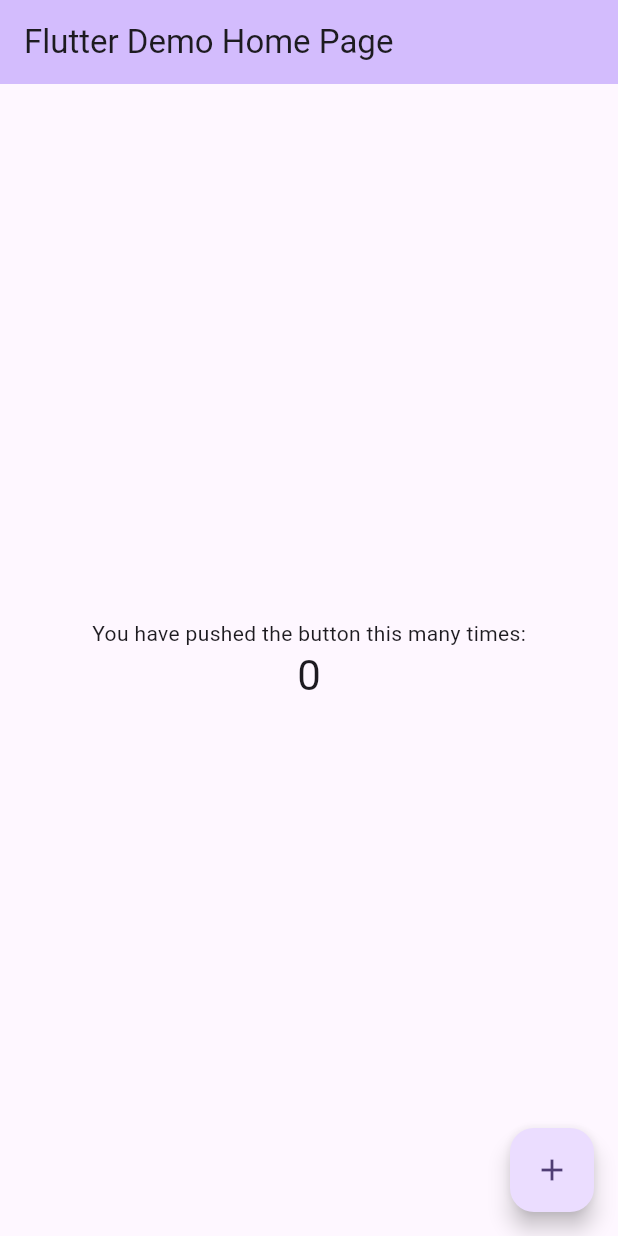
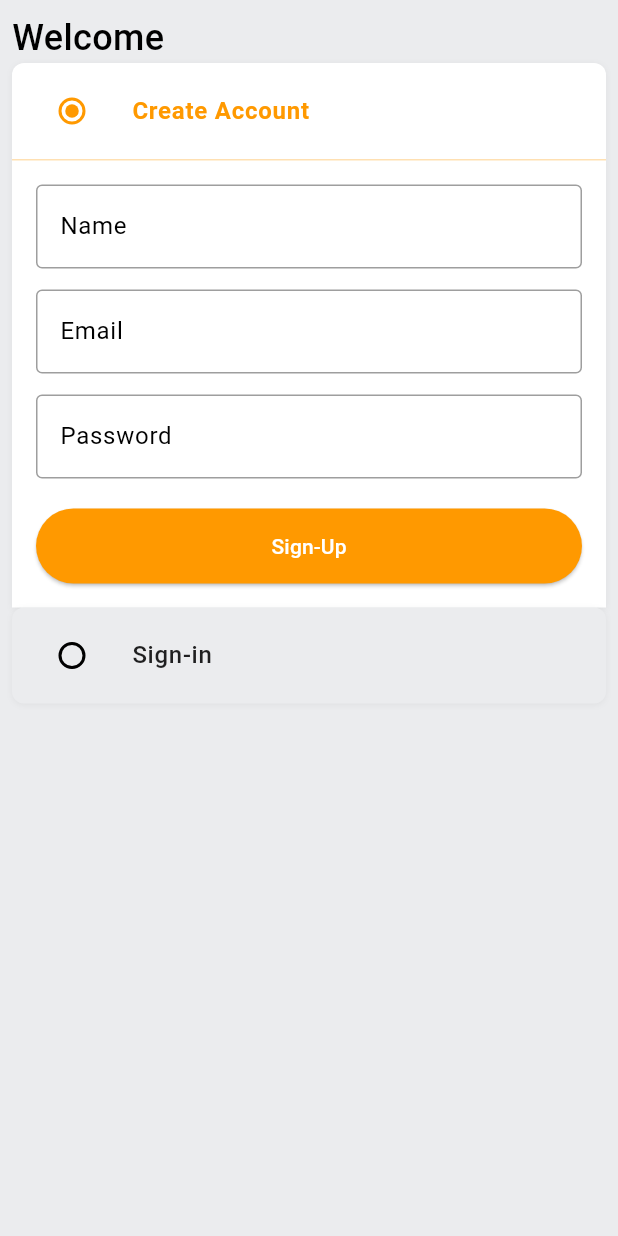
Before and after one commit to Amogh050/FlutterAmazon, a Flutter app: the screen it shows after launch, on a phone screen of 412 x 824 dp. Run offline on Flutter 3.47's test engine with Material 3 defaults, Android fonts, the light colour scheme and no system bars.

Commit message:
initialised backend and data models

```diff
--- /dev/null
+++ b/lib/common/widgets/custom_button.dart
@@ -0,0 +1,18 @@
+import 'package:flutter/material.dart';
+
+class CustomButton extends StatelessWidget {
+  final String text;
+  final VoidCallback onTap;
+  const CustomButton({super.key, required this.text, required this.onTap});
+
+  @override
+  Widget build(BuildContext context) {
+    return ElevatedButton(
+      onPressed: onTap,
+      style: ElevatedButton.styleFrom(
+        minimumSize: const Size(double.infinity, 50),
+      ),
+      child: Text(text),
+    );
+  }
+}
--- /dev/null
+++ b/lib/common/widgets/custom_textfield.dart
@@ -0,0 +1,24 @@
+import 'package:flutter/material.dart';
+
+class CustomTextfield extends StatelessWidget {
+  final TextEditingController controller;
+  final String hintText;
+  const CustomTextfield({super.key, required this.controller, required this.hintText});
+
+  @override
+  Widget build(BuildContext context) {
+    return TextFormField(
+      controller: controller,
+      decoration: InputDecoration(
+        hintText: hintText,
+        border: const OutlineInputBorder(
+          borderSide: BorderSide(color: Colors.black38),
+        ),
+        enabledBorder: const OutlineInputBorder(
+          borderSide: BorderSide(color: Colors.black38),
+        ),
+      ),
+      validator: (value) {},
+    );
+  }
+}
--- /dev/null
+++ b/lib/constants/global_variables.dart
@@ -0,0 +1,53 @@
+import 'package:flutter/material.dart';
+
+//! IP address added
+String uri = 'http://192.168.137.1:3000';
+
+class GlobalVariables {
+  // COLORS
+  static const appBarGradient = LinearGradient(
+    colors: [
+      Color.fromARGB(255, 29, 201, 192),
+      Color.fromARGB(255, 125, 221, 216),
+    ],
+    stops: [0.5, 1.0],
+  );
+
+  static const secondaryColor = Color.fromRGBO(255, 153, 0, 1);
+  static const backgroundColor = Colors.white;
+  static const Color greyBackgroundCOlor = Color(0xffebecee);
+  static var selectedNavBarColor = Colors.cyan[800]!;
+  static const unselectedNavBarColor = Colors.black87;
+
+  // STATIC IMAGES
+  static const List<String> carouselImages = [
+    'https://images-eu.ssl-images-amazon.com/images/G/31/img21/Wireless/WLA/TS/D37847648_Accessories_savingdays_Jan22_Cat_PC_1500.jpg',
+    'https://images-eu.ssl-images-amazon.com/images/G/31/img2021/Vday/bwl/English.jpg',
+    'https://images-eu.ssl-images-amazon.com/images/G/31/img22/Wireless/AdvantagePrime/BAU/14thJan/D37196025_IN_WL_AdvantageJustforPrime_Jan_Mob_ingress-banner_1242x450.jpg',
+    'https://images-na.ssl-images-amazon.com/images/G/31/Symbol/2020/00NEW/1242_450Banners/PL31_copy._CB432483346_.jpg',
+    'https://images-na.ssl-images-amazon.com/images/G/31/img21/shoes/September/SSW/pc-header._CB641971330_.jpg',
+  ];
+
+  static const List<Map<String, String>> categoryImages = [
+    {
+      'title': 'Mobiles',
+      'image': 'assets/images/mobiles.jpeg',
+    },
+    {
+      'title': 'Essentials',
+      'image': 'assets/images/essentials.jpeg',
+    },
+    {
+      'title': 'Appliances',
+      'image': 'assets/images/appliances.jpeg',
+    },
+    {
+      'title': 'Books',
+      'image': 'assets/images/books.jpeg',
+    },
+    {
+      'title': 'Fashion',
+      'image': 'assets/images/fashion.jpeg',
+    },
+  ];
+}
--- /dev/null
+++ b/lib/features/auth/screens/auth_screen.dart
@@ -0,0 +1,253 @@
+import 'package:flutter/material.dart';
+import 'package:flutter_amazon/common/widgets/custom_button.dart';
+import 'package:flutter_amazon/common/widgets/custom_textfield.dart';
+import 'package:flutter_amazon/constants/global_variables.dart';
+
+enum Auth { signin, signup }
+
+class AuthScreen extends StatefulWidget {
+  static const String routeName = '/auth-screen';
+  const AuthScreen({super.key});
+
+  @override
+  State<AuthScreen> createState() => _AuthScreenState();
+}
+
+class _AuthScreenState extends State<AuthScreen> {
+  Auth _auth = Auth.signup;
+  final _signUpFormKey = GlobalKey<FormState>();
+  final _signInFormKey = GlobalKey<FormState>();
+
+  final TextEditingController _emailController = TextEditingController();
+  final TextEditingController _passwordController = TextEditingController();
+  final TextEditingController _nameController = TextEditingController();
+
+  @override
+  void dispose() {
+    super.dispose();
+    _emailController.dispose();
+    _passwordController.dispose();
+    _nameController.dispose();
+  }
+
+  @override
+  Widget build(BuildContext context) {
+    return Scaffold(
+      backgroundColor: GlobalVariables.greyBackgroundCOlor,
+      // appBar: AppBar(title: const Text("Welcome", style: TextStyle(fontSize: 24),)),
+      body: SafeArea(
+        child: Padding(
+          padding: const EdgeInsets.all(8.0),
+          child: Column(
+            crossAxisAlignment: CrossAxisAlignment.start,
+            children: [
+              const Text(
+                "Welcome",
+                style: TextStyle(fontSize: 24, fontWeight: FontWeight.w500),
+              ),
+              // RadioMenuButton(
+              //   value: context,
+              //   groupValue: context,
+              //   onChanged: (value) => changeValue,
+              //   child: const Text("Create Account"),
+              // ),
+              Container(
+                margin: EdgeInsets.only(bottom: _auth == Auth.signup ? 0 : 8),
+                decoration: BoxDecoration(
+                  color:
+                      _auth == Auth.signup
+                          ? GlobalVariables.backgroundColor
+                          : GlobalVariables.greyBackgroundCOlor,
+                  borderRadius: BorderRadius.only(
+                    topLeft: const Radius.circular(8),
+                    topRight: const Radius.circular(8),
+                    bottomLeft: Radius.circular(_auth == Auth.signup ? 0 : 8),
+                    bottomRight: Radius.circular(_auth == Auth.signup ? 0 : 8),
+                  ),
+                  boxShadow: [
+                    BoxShadow(
+                      color: Colors.black.withOpacity(0.05),
+                      blurRadius: 3,
+                      offset: const Offset(0, 1),
+                    ),
+                  ],
+                ),
+                child: Column(
+                  children: [
+                    ListTile(
+                      contentPadding: const EdgeInsets.symmetric(
+                        horizontal: 16,
+                        vertical: 4,
+                      ),
+                      title: Text(
+                        "Create Account",
+                        style: TextStyle(
+                          fontSize: 16,
+                          fontWeight:
+                              _auth == Auth.signup
+                                  ? FontWeight.w600
+                                  : FontWeight.w500,
+                          color:
+                              _auth == Auth.signup
+                                  ? GlobalVariables.secondaryColor
+                                  : Colors.black87,
+                        ),
+                      ),
+                      leading: Radio(
+                        activeColor: GlobalVariables.secondaryColor,
+                        value: Auth.signup,
+                        groupValue: _auth,
+                        onChanged: (Auth? val) {
+                          setState(() {
+                            _auth = val!;
+                          });
+                        },
+                      ),
+                    ),
+                    if (_auth == Auth.signup)
+                      Container(
+                        padding: const EdgeInsets.all(16),
+                        decoration: BoxDecoration(
+                          color: GlobalVariables.backgroundColor,
+                          borderRadius: const BorderRadius.only(
+                            bottomLeft: Radius.circular(8),
+                            bottomRight: Radius.circular(8),
+                          ),
+                          border: Border(
+                            top: BorderSide(
+                              color: GlobalVariables.secondaryColor.withOpacity(
+                                0.3,
+                              ),
+                              width: 1,
+                            ),
+                          ),
+                        ),
+                        child: Form(
+                          key: _signUpFormKey,
+                          child: Column(
+                            crossAxisAlignment: CrossAxisAlignment.stretch,
+                            children: [
+                              CustomTextfield(
+                                controller: _nameController,
+                                hintText: "Name",
+                              ),
+                              const SizedBox(height: 14),
+                              CustomTextfield(
+                                controller: _emailController,
+                                hintText: "Email",
+                              ),
+                              const SizedBox(height: 14),
+                              CustomTextfield(
+                                controller: _passwordController,
+                                hintText: "Password",
+                              ),
+                              const SizedBox(height: 20),
+                              CustomButton(text: "Sign-Up", onTap: () {}),
+                            ],
+                          ),
+                        ),
+                      ),
+                  ],
+                ),
+              ),
+              Container(
+                margin: EdgeInsets.only(bottom: _auth == Auth.signin ? 0 : 8),
+                decoration: BoxDecoration(
+                  color:
+                      _auth == Auth.signin
+                          ? GlobalVariables.backgroundColor
+                          : GlobalVariables.greyBackgroundCOlor,
+                  borderRadius: BorderRadius.only(
+                    topLeft: const Radius.circular(8),
+                    topRight: const Radius.circular(8),
+                    bottomLeft: Radius.circular(_auth == Auth.signin ? 0 : 8),
+                    bottomRight: Radius.circular(_auth == Auth.signin ? 0 : 8),
+                  ),
+                  boxShadow: [
+                    BoxShadow(
+                      color: Colors.black.withOpacity(0.05),
+                      blurRadius: 3,
+                      offset: const Offset(0, 1),
+                    ),
+                  ],
+                ),
+                child: Column(
+                  children: [
+                    ListTile(
+                      contentPadding: const EdgeInsets.symmetric(
+                        horizontal: 16,
+                        vertical: 4,
+                      ),
+                      title: Text(
+                        "Sign-in",
+                        style: TextStyle(
+                          fontSize: 16,
+                          fontWeight:
+                              _auth == Auth.signin
+                                  ? FontWeight.w600
+                                  : FontWeight.w500,
+                          color:
+                              _auth == Auth.signin
+                                  ? GlobalVariables.secondaryColor
+                                  : Colors.black87,
+                        ),
+                      ),
+                      leading: Radio(
+                        activeColor: GlobalVariables.secondaryColor,
+                        value: Auth.signin,
+                        groupValue: _auth,
+                        onChanged: (Auth? val) {
+                          setState(() {
+                            _auth = val!;
+                          });
+                        },
+                      ),
+                    ),
+                    if (_auth == Auth.signin)
+                      Container(
+                        padding: const EdgeInsets.all(16),
+                        decoration: BoxDecoration(
+                          color: GlobalVariables.backgroundColor,
+                          borderRadius: const BorderRadius.only(
+                            bottomLeft: Radius.circular(8),
+                            bottomRight: Radius.circular(8),
+                          ),
+                          border: Border(
+                            top: BorderSide(
+                              color: GlobalVariables.secondaryColor.withOpacity(
+                                0.3,
+                              ),
+                              width: 1,
+                            ),
+                          ),
+                        ),
+                        child: Form(
+                          key: _signUpFormKey,
+                          child: Column(
+                            crossAxisAlignment: CrossAxisAlignment.stretch,
+                            children: [
+                              CustomTextfield(
+                                controller: _emailController,
+                                hintText: "Email",
+                              ),
+                              const SizedBox(height: 14),
+                              CustomTextfield(
+                                controller: _passwordController,
+                                hintText: "Password",
+                              ),
+                              const SizedBox(height: 20),
+                              CustomButton(text: "Sign-In", onTap: () {}),
+                            ],
+                          ),
+                        ),
+                      ),
+                  ],
+                ),
+              ),
+            ],
+          ),
+        ),
+      ),
+    );
+  }
+}
--- /dev/null
+++ b/lib/features/auth/services/auth_service.dart
@@ -0,0 +1,32 @@
+import 'package:flutter_amazon/constants/global_variables.dart';
+import 'package:flutter_amazon/models/user.dart';
+import 'package:http/http.dart' as http;
+
+class AuthService {
+  //signup user
+  void signUpUser({
+    required String email,
+    required String password,
+    required String name,
+  }) async {
+    try {
+      User user = User(
+        id: "",
+        name: name,
+        email: email,
+        password: password,
+        address: "",
+        type: "",
+        token: "",
+      );
+
+      http.Response res = await http.post(
+        Uri.parse('$uri/api/signup'),
+        body: user.toJson(),
+        headers: <String, String>{
+          'Content-Type': 'application/json; cahrset=UTF-8',
+        },
+      );
+    } catch (e) {}
+  }
+}
--- a/lib/main.dart
+++ b/lib/main.dart
@@ -1,4 +1,8 @@
 import 'package:flutter/material.dart';
+import 'package:flutter_amazon/constants/global_variables.dart';
+import 'package:flutter_amazon/features/auth/screens/auth_screen.dart';
+import 'package:flutter_amazon/home_screen.dart';
+import 'package:flutter_amazon/router.dart';
 
 void main() {
   runApp(const MyApp());
@@ -7,116 +11,29 @@ void main() {
 class MyApp extends StatelessWidget {
   const MyApp({super.key});
 
-  // This widget is the root of your application.
   @override
   Widget build(BuildContext context) {
     return MaterialApp(
-      title: 'Flutter Demo',
+      debugShowCheckedModeBanner: false,
+      title: "Amazon",
       theme: ThemeData(
-        // This is the theme of your application.
-        //
-        // TRY THIS: Try running your application with "flutter run". You'll see
-        // the application has a purple toolbar. Then, without quitting the app,
-        // try changing the seedColor in the colorScheme below to Colors.green
-        // and then invoke "hot reload" (save your changes or press the "hot
-        // reload" button in a Flutter-supported IDE, or press "r" if you used
-        // the command line to start the app).
-        //
-        // Notice that the counter didn't reset back to zero; the application
-        // state is not lost during the reload. To reset the state, use hot
-        // restart instead.
-        //
-        // This works for code too, not just values: Most code changes can be
-        // tested with just a hot reload.
-        colorScheme: ColorScheme.fromSeed(seedColor: Colors.deepPurple),
+        scaffoldBackgroundColor: GlobalVariables.backgroundColor,
+        colorScheme: const ColorScheme.light(
+          primary: GlobalVariables.secondaryColor,
+        ),
+        appBarTheme: AppBarTheme(
+          elevation: 0,
+          iconTheme: IconThemeData(color: Colors.black),
+        ),
+        elevatedButtonTheme: ElevatedButtonThemeData(
+          style: ElevatedButton.styleFrom(
+            foregroundColor: GlobalVariables.backgroundColor,
+            backgroundColor: GlobalVariables.secondaryColor,
+          ),
+        ),
       ),
-      home: const MyHomePage(title: 'Flutter Demo Home Page'),
+      onGenerateRoute: (settings) => generateRoute(settings),
+      home: AuthScreen(),
     );
   }
 }
-
-class MyHomePage extends StatefulWidget {
-  const MyHomePage({super.key, required this.title});
-
-  // This widget is the home page of your application. It is stateful, meaning
-  // that it has a State object (defined below) that contains fields that affect
-  // how it looks.
-
-  // This class is the configuration for the state. It holds the values (in this
-  // case the title) provided by the parent (in this case the App widget) and
-  // used by the build method of the State. Fields in a Widget subclass are
-  // always marked "final".
-
-  final String title;
-
-  @override
-  State<MyHomePage> createState() => _MyHomePageState();
-}
-
-class _MyHomePageState extends State<MyHomePage> {
-  int _counter = 0;
-
-  void _incrementCounter() {
-    setState(() {
-      // This call to setState tells the Flutter framework that something has
-      // changed in this State, which causes it to rerun the build method below
-      // so that the display can reflect the updated values. If we changed
-      // _counter without calling setState(), then the build method would not be
-      // called again, and so nothing would appear to happen.
-      _counter++;
-    });
-  }
-
-  @override
-  Widget build(BuildContext context) {
-    // This method is rerun every time setState is called, for instance as done
-    // by the _incrementCounter method above.
-    //
-    // The Flutter framework has been optimized to make rerunning build methods
-    // fast, so that you can just rebuild anything that needs updating rather
-    // than having to individually change instances of widgets.
-    return Scaffold(
-      appBar: AppBar(
-        // TRY THIS: Try changing the color here to a specific color (to
-        // Colors.amber, perhaps?) and trigger a hot reload to see the AppBar
-        // change color while the other colors stay the same.
-        backgroundColor: Theme.of(context).colorScheme.inversePrimary,
-        // Here we take the value from the MyHomePage object that was created by
-        // the App.build method, and use it to set our appbar title.
-        title: Text(widget.title),
-      ),
-      body: Center(
-        // Center is a layout widget. It takes a single child and positions it
-        // in the middle of the parent.
-        child: Column(
-          // Column is also a layout widget. It takes a list of children and
-          // arranges them vertically. By default, it sizes itself to fit its
-          // children horizontally, and tries to be as tall as its parent.
-          //
-          // Column has various properties to control how it sizes itself and
-          // how it positions its children. Here we use mainAxisAlignment to
-          // center the children vertically; the main axis here is the vertical
-          // axis because Columns are vertical (the cross axis would be
-          // horizontal).
-          //
-          // TRY THIS: Invoke "debug painting" (choose the "Toggle Debug Paint"
-          // action in the IDE, or press "p" in the console), to see the
-          // wireframe for each widget.
-          mainAxisAlignment: MainAxisAlignment.center,
-          children: <Widget>[
-            const Text('You have pushed the button this many times:'),
-            Text(
-              '$_counter',
-              style: Theme.of(context).textTheme.headlineMedium,
-            ),
-          ],
-        ),
-      ),
-      floatingActionButton: FloatingActionButton(
-        onPressed: _incrementCounter,
-        tooltip: 'Increment',
-        child: const Icon(Icons.add),
-      ), // This trailing comma makes auto-formatting nicer for build methods.
-    );
-  }
-}
--- /dev/null
+++ b/lib/models/user.dart
@@ -0,0 +1,101 @@
+import 'dart:convert';
+
+class User {
+  final String id;
+  final String name;
+  final String email;
+  final String password;
+  final String address;
+  final String type;
+  final String token;
+
+  User({
+    required this.id,
+    required this.name,
+    required this.email,
+    required this.password,
+    required this.address,
+    required this.type,
+    required this.token,
+  });
+
+
+
+  User copyWith({
+    String? id,
+    String? name,
+    String? email,
+    String? password,
+    String? address,
+    String? type,
+    String? token,
+  }) {
+    return User(
+      id: id ?? this.id,
+      name: name ?? this.name,
+      email: email ?? this.email,
+      password: password ?? this.password,
+      address: address ?? this.address,
+      type: type ?? this.type,
+      token: token ?? this.token,
+    );
+  }
+
+  Map<String, dynamic> toMap() {
+    return {
+      'id': id,
+      'name': name,
+      'email': email,
+      'password': password,
+      'address': address,
+      'type': type,
+      'token': token,
+    };
+  }
+
+  factory User.fromMap(Map<String, dynamic> map) {
+    return User(
+      id: map['_id'] ?? '',
+      name: map['name'] ?? '',
+      email: map['email'] ?? '',
+      password: map['password'] ?? '',
+      address: map['address'] ?? '',
+      type: map['type'] ?? '',
+      token: map['token'] ?? '',
+    );
+  }
+
+  String toJson() => json.encode(toMap());
+
+  factory User.fromJson(String source) => User.fromMap(json.decode(source));
+
+  @override
+  String toString() {
+    return 'User(id: $id, name: $name, email: $email, password: $password, address: $address, type: $type, token: $token)';
+  }
+
+  @override
+  bool operator ==(Object other) {
+    if (identical(this, other)) return true;
+
+    return other is User &&
+      other.id == id &&
+      other.name == name &&
+      other.email == email &&
+      other.password == password &&
+      other.address == address &&
+      other.type == type &&
+      other.token == token;
+  }
+
+  @override
+  int get hashCode {
+    return id.hashCode ^
+      name.hashCode ^
+      email.hashCode ^
+      password.hashCode ^
+      address.hashCode ^
+      type.hashCode ^
+      token.hashCode;
+  }
+}
--- a/pubspec.yaml
+++ b/pubspec.yaml
@@ -34,6 +34,7 @@ dependencies:
   # The following adds the Cupertino Icons font to your application.
   # Use with the CupertinoIcons class for iOS style icons.
   cupertino_icons: ^1.0.8
+  http: ^1.3.0
 
 dev_dependencies:
   flutter_test:
```
Also changed, not shown: lib/constants/error_handling.dart (added, +14 -0 lines), lib/home_screen.dart (+10 -1 lines), lib/router.dart (added, +15 -0 lines), lib/constants/utils.dart (added), pubspec.lock, 5 other files.
